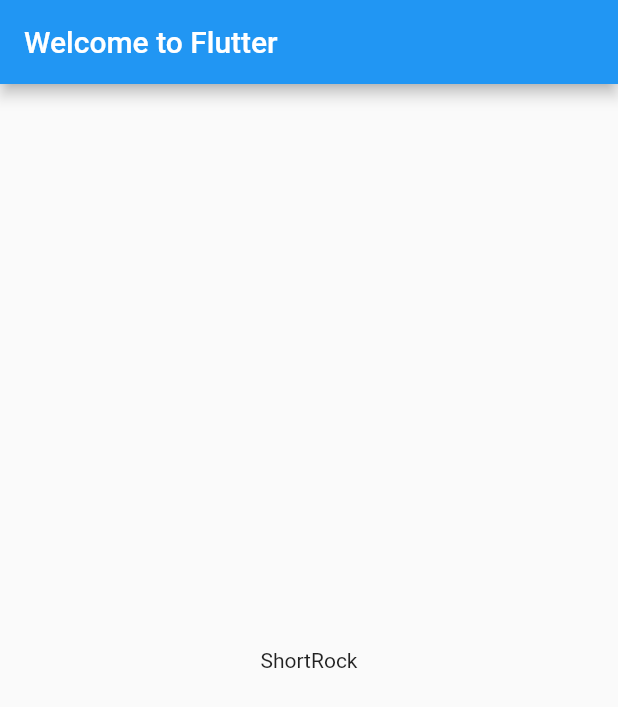
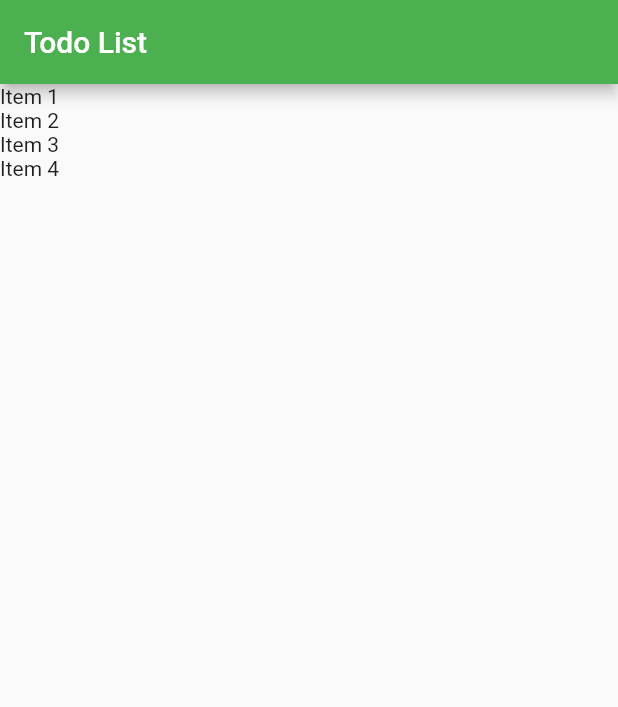
Before and after one commit to lucasGabrielDeAA/flutter-app-example, a Flutter app: the screen it shows after launch, on a phone screen of 412 x 824 dp. Shown: the top 707 px of the screen. Run offline on Flutter 3.47's test engine with Material 2 defaults, Android fonts, the phone set to English and light mode, and no system bars.

Commit message:
Todos's list added

```diff
--- a/lib/main.dart
+++ b/lib/main.dart
@@ -1,107 +1,53 @@
 import 'package:flutter/material.dart';
-import 'package:english_words/english_words.dart';
+
+import 'models/item.dart';
 
 void main() => runApp(MyApp());
 
 class MyApp extends StatelessWidget {
   @override
   Widget build(BuildContext context) {
-    final wordPair = WordPair.random();
     return MaterialApp(
-      title: 'Welcome to Flutter',
-      home: Scaffold(
-        appBar: AppBar(
-          title: Text('Welcome to Flutter'),
-        ),
-        body: Center(
-          child: Text(wordPair.asPascalCase),
-        ),
+      title: 'Todo App',
+      debugShowCheckedModeBanner: false,
+      theme: ThemeData(
+        primarySwatch: Colors.green,
+      ),
+      home: HomePage(),
+    );
+  }
+}
+
+class HomePage extends StatefulWidget {
+  var items = new List<Item>();
+
+  HomePage() {
+    items = [];
+
+    items.add(Item(title: "Item 1", done: false));
+    items.add(Item(title: "Item 2", done: false));
+    items.add(Item(title: "Item 3", done: true));
+    items.add(Item(title: "Item 4", done: true));
+  }
+
+
+  @override
+  _HomePageState createState() => _HomePageState();
+}
+
+class _HomePageState extends State<HomePage> {
+  @override
+  Widget build(BuildContext context) {
+    return Scaffold(
+      appBar: AppBar(
+        title: Text("Todo List"),
+      ),
+      body: ListView.builder(
+        itemCount: widget.items.length,
+        itemBuilder: (context, index) {
+          return Text(widget.items[index].title);
+        },
       ),
     );
   }
 }
-
-class MyHomePage extends StatefulWidget {
-  MyHomePage({Key key, this.title}) : super(key: key);
-
-  // This widget is the home page of your application. It is stateful, meaning
-  // that it has a State object (defined below) that contains fields that affect
-  // how it looks.
-
-  // This class is the configuration for the state. It holds the values (in this
-  // case the title) provided by the parent (in this case the App widget) and
-  // used by the build method of the State. Fields in a Widget subclass are
-  // always marked "final".
-
-  final String title;
-
-  @override
-  _MyHomePageState createState() => _MyHomePageState();
-}
-
-class _MyHomePageState extends State<MyHomePage> {
-  int _counter = 0;
-
-  void _incrementCounter() {
-    setState(() {
-      // This call to setState tells the Flutter framework that something has
-      // changed in this State, which causes it to rerun the build method below
-      // so that the display can reflect the updated values. If we changed
-      // _counter without calling setState(), then the build method would not be
-      // called again, and so nothing would appear to happen.
-      _counter++;
-    });
-  }
-
-  @override
-  Widget build(BuildContext context) {
-    // This method is rerun every time setState is called, for instance as done
-    // by the _incrementCounter method above.
-    //
-    // The Flutter framework has been optimized to make rerunning build methods
-    // fast, so that you can just rebuild anything that needs updating rather
-    // than having to individually change instances of widgets.
-    return Scaffold(
-      appBar: AppBar(
-        // Here we take the value from the MyHomePage object that was created by
-        // the App.build method, and use it to set our appbar title.
-        title: Text(widget.title),
-      ),
-      body: Center(
-        // Center is a layout widget. It takes a single child and positions it
-        // in the middle of the parent.
-        child: Column(
-          // Column is also a layout widget. It takes a list of children and
-          // arranges them vertically. By default, it sizes itself to fit its
-          // children horizontally, and tries to be as tall as its parent.
-          //
-          // Invoke "debug painting" (press "p" in the console, choose the
-          // "Toggle Debug Paint" action from the Flutter Inspector in Android
-          // Studio, or the "Toggle Debug Paint" command in Visual Studio Code)
-          // to see the wireframe for each widget.
-          //
-          // Column has various properties to control how it sizes itself and
-          // how it positions its children. Here we use mainAxisAlignment to
-          // center the children vertically; the main axis here is the vertical
-          // axis because Columns are vertical (the cross axis would be
-          // horizontal).
-          mainAxisAlignment: MainAxisAlignment.center,
-          children: <Widget>[
-            Text(
-              'You have pushed the button this many times:',
-            ),
-            Text(
-              '$_counter',
-              style: Theme.of(context).textTheme.display1,
-            ),
-          ],
-        ),
-      ),
-      floatingActionButton: FloatingActionButton(
-        onPressed: _incrementCounter,
-        tooltip: 'Increment',
-        child: Icon(Icons.add),
-      ), // This trailing comma makes auto-formatting nicer for build methods.
-    );
-  }
-}
```
